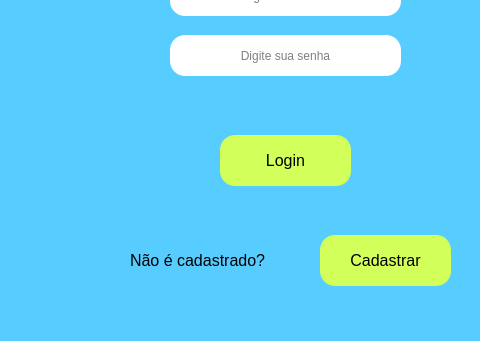
Before: the Qt Designer form tela_login.ui in ImpactPark/Cadastro_Produtos, drawn with Qt 5; both pictures show x 270 to 750 and y 145 to 486 of the 750 by 486 pixel window.
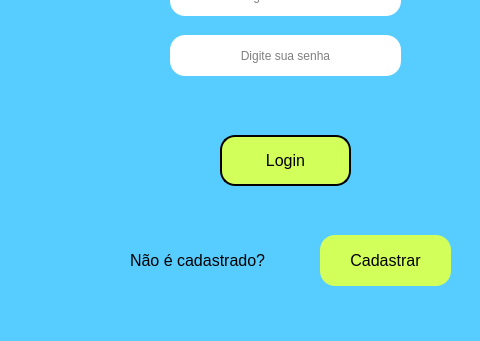
After: the same form once the commit is applied. Icons and pictures are not drawn.

Diff of the .ui file:
```diff
--- a/tela_login.ui
+++ b/tela_login.ui
@@ -101,7 +101,7 @@
      <string notr="true">background-color: rgb(211, 255, 90);
 border-color: rgb(0, 0, 0);
 border-radius: 15px;
-border-stule: outset;
+border-style: outset;
 border-width: 2px;
 border-color: rgb(0, 0, 0);</string>
     </property>
```
